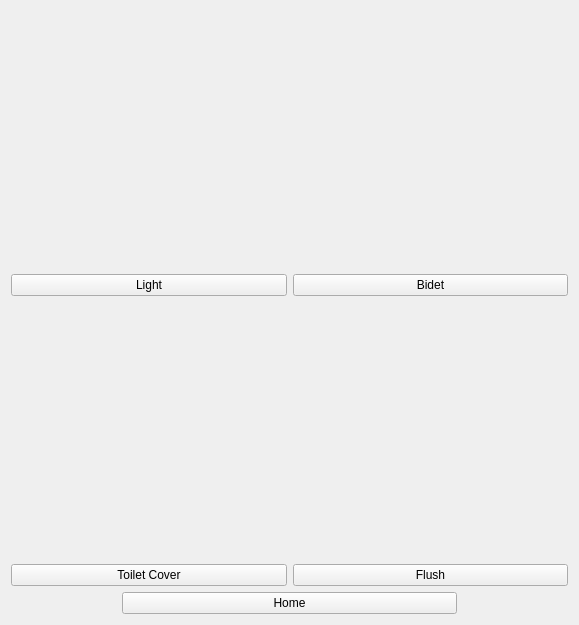
Before: the Qt Designer form DeskTop App/UIs/toilet.ui in mohab-hisham/Smart-Home-System-controlled-by-EEG, drawn with Qt 5.
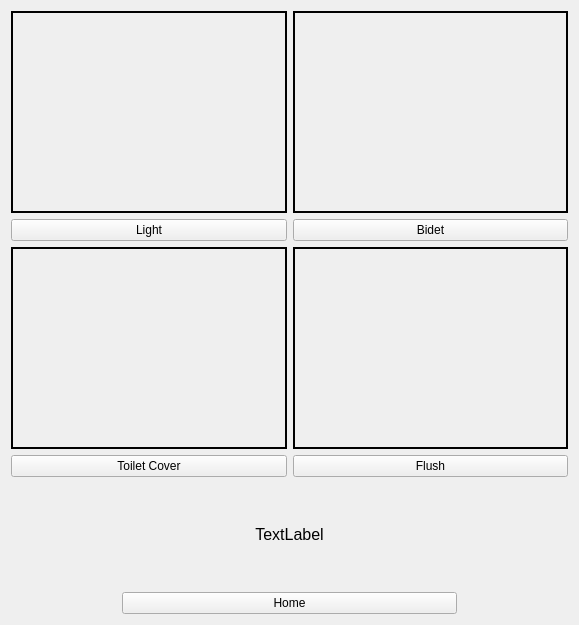
After: the same form once the commit is applied.

The edit to the form file:
```diff
--- a/DeskTop App/UIs/toilet.ui
+++ b/DeskTop App/UIs/toilet.ui
@@ -13,13 +13,16 @@
   <property name="windowTitle">
    <string>Form</string>
   </property>
-  <layout class="QVBoxLayout" name="verticalLayout_5">
+  <layout class="QVBoxLayout" name="verticalLayout_5" stretch="9,2,2">
    <item>
     <layout class="QGridLayout" name="gridLayout">
      <item row="0" column="0">
       <layout class="QVBoxLayout" name="verticalLayout">
        <item>
         <widget class="QLabel" name="light_label">
+         <property name="frameShape">
+          <enum>QFrame::WinPanel</enum>
+         </property>
          <property name="text">
           <string/>
          </property>
@@ -41,6 +44,9 @@
       <layout class="QVBoxLayout" name="verticalLayout_2">
        <item>
         <widget class="QLabel" name="bidet_label">
+         <property name="frameShape">
+          <enum>QFrame::WinPanel</enum>
+         </property>
          <property name="text">
           <string/>
          </property>
@@ -62,6 +68,9 @@
       <layout class="QVBoxLayout" name="verticalLayout_3">
        <item>
         <widget class="QLabel" name="cover_label">
+         <property name="frameShape">
+          <enum>QFrame::WinPanel</enum>
+         </property>
          <property name="text">
           <string/>
          </property>
@@ -83,6 +92,9 @@
       <layout class="QVBoxLayout" name="verticalLayout_4">
        <item>
         <widget class="QLabel" name="flush_label">
+         <property name="frameShape">
+          <enum>QFrame::WinPanel</enum>
+         </property>
          <property name="text">
           <string/>
          </property>
@@ -102,6 +114,21 @@
      </item>
     </layout>
    </item>
+   <item>
+    <widget class="QLabel" name="message_label">
+     <property name="font">
+      <font>
+       <pointsize>12</pointsize>
+      </font>
+     </property>
+     <property name="text">
+      <string>TextLabel</string>
+     </property>
+     <property name="alignment">
+      <set>Qt::AlignCenter</set>
+     </property>
+    </widget>
+   </item>
    <item>
     <layout class="QHBoxLayout" name="horizontalLayout" stretch="1,3,1">
      <item>
```
